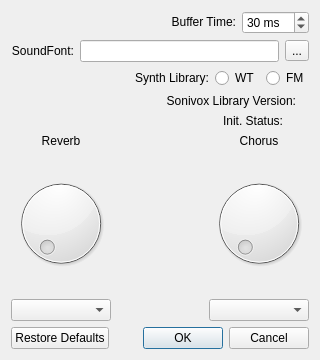
pedrolcl/drumstick, file library/widgets/sonivoxsettingsdialog.ui: the form before one commit.
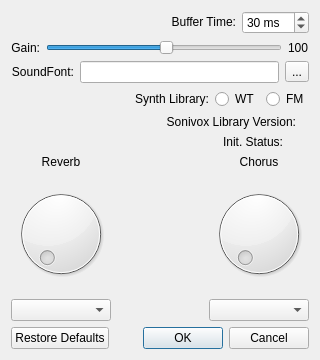
The form after the commit. Icons and pictures are not drawn.

Commit message: Add gain setting to Sonivox backend

```diff
--- a/library/widgets/sonivoxsettingsdialog.ui
+++ b/library/widgets/sonivoxsettingsdialog.ui
@@ -24,13 +24,6 @@
     <normaloff>:/icon.png</normaloff>:/icon.png</iconset>
   </property>
   <layout class="QGridLayout" name="gridLayout">
-   <item row="7" column="0">
-    <widget class="QDial" name="dial_Reverb">
-     <property name="maximum">
-      <number>32765</number>
-     </property>
-    </widget>
-   </item>
    <item row="6" column="2">
     <widget class="QLabel" name="lblChorus">
      <property name="text">
@@ -41,50 +34,6 @@
      </property>
     </widget>
    </item>
-   <item row="7" column="2">
-    <widget class="QDial" name="dial_Chorus">
-     <property name="maximum">
-      <number>32765</number>
-     </property>
-    </widget>
-   </item>
-   <item row="1" column="0" colspan="3">
-    <layout class="QHBoxLayout" name="horizontalLayout_2">
-     <item>
-      <widget class="QLabel" name="lblSoundFont">
-       <property name="text">
-        <string>SoundFont:</string>
-       </property>
-       <property name="alignment">
-        <set>Qt::AlignmentFlag::AlignRight|Qt::AlignmentFlag::AlignTrailing|Qt::AlignmentFlag::AlignVCenter</set>
-       </property>
-       <property name="buddy">
-        <cstring>soundfont_dls</cstring>
-       </property>
-      </widget>
-     </item>
-     <item>
-      <widget class="QLineEdit" name="soundfont_dls">
-       <property name="enabled">
-        <bool>true</bool>
-       </property>
-       <property name="sizePolicy">
-        <sizepolicy hsizetype="Expanding" vsizetype="Preferred">
-         <horstretch>0</horstretch>
-         <verstretch>0</verstretch>
-        </sizepolicy>
-       </property>
-      </widget>
-     </item>
-     <item>
-      <widget class="QToolButton" name="btn_soundfont">
-       <property name="text">
-        <string>...</string>
-       </property>
-      </widget>
-     </item>
-    </layout>
-   </item>
    <item row="6" column="0">
     <widget class="QLabel" name="lblReverb">
      <property name="text">
@@ -95,6 +44,19 @@
      </property>
     </widget>
    </item>
+   <item row="7" column="1">
+    <spacer name="verticalSpacer">
+     <property name="orientation">
+      <enum>Qt::Orientation::Vertical</enum>
+     </property>
+     <property name="sizeHint" stdset="0">
+      <size>
+       <width>20</width>
+       <height>90</height>
+      </size>
+     </property>
+    </spacer>
+   </item>
    <item row="0" column="0" colspan="3">
     <layout class="QHBoxLayout" name="horizontalLayout_1">
      <item>
@@ -131,91 +93,59 @@
      </item>
     </layout>
    </item>
-   <item row="7" column="1">
-    <spacer name="verticalSpacer">
-     <property name="orientation">
-      <enum>Qt::Orientation::Vertical</enum>
-     </property>
-     <property name="sizeHint" stdset="0">
-      <size>
-       <width>20</width>
-       <height>90</height>
-      </size>
-     </property>
-    </spacer>
+   <item row="2" column="0" colspan="3">
+    <layout class="QHBoxLayout" name="horizontalLayout_2">
+     <item>
+      <widget class="QLabel" name="lblSoundFont">
+       <property name="text">
+        <string>SoundFont:</string>
+       </property>
+       <property name="alignment">
+        <set>Qt::AlignmentFlag::AlignRight|Qt::AlignmentFlag::AlignTrailing|Qt::AlignmentFlag::AlignVCenter</set>
+       </property>
+       <property name="buddy">
+        <cstring>soundfont_dls</cstring>
+       </property>
+      </widget>
+     </item>
+     <item>
+      <widget class="QLineEdit" name="soundfont_dls">
+       <property name="enabled">
+        <bool>true</bool>
+       </property>
+       <property name="sizePolicy">
+        <sizepolicy hsizetype="Expanding" vsizetype="Preferred">
+         <horstretch>0</horstretch>
+         <verstretch>0</verstretch>
+        </sizepolicy>
+       </property>
+      </widget>
+     </item>
+     <item>
+      <widget class="QToolButton" name="btn_soundfont">
+       <property name="text">
+        <string>...</string>
+       </property>
+      </widget>
+     </item>
+    </layout>
    </item>
    <item row="8" column="0">
     <widget class="QComboBox" name="combo_Reverb"/>
    </item>
-   <item row="4" column="0" colspan="3">
-    <layout class="QHBoxLayout" name="horizontalLayout_3">
-     <item>
-      <widget class="QLabel" name="lblStatusLabel">
-       <property name="sizePolicy">
-        <sizepolicy hsizetype="Expanding" vsizetype="Fixed">
-         <horstretch>0</horstretch>
-         <verstretch>0</verstretch>
-        </sizepolicy>
-       </property>
-       <property name="text">
-        <string>Init. Status:</string>
-       </property>
-       <property name="alignment">
-        <set>Qt::AlignmentFlag::AlignRight|Qt::AlignmentFlag::AlignTrailing|Qt::AlignmentFlag::AlignVCenter</set>
-       </property>
-      </widget>
-     </item>
-     <item>
-      <widget class="QLabel" name="lblStatusText">
-       <property name="sizePolicy">
-        <sizepolicy hsizetype="Minimum" vsizetype="Fixed">
-         <horstretch>0</horstretch>
-         <verstretch>0</verstretch>
-        </sizepolicy>
-       </property>
-      </widget>
-     </item>
-     <item>
-      <widget class="QLabel" name="lblStatusIcon">
-       <property name="sizePolicy">
-        <sizepolicy hsizetype="Minimum" vsizetype="Fixed">
-         <horstretch>0</horstretch>
-         <verstretch>0</verstretch>
-        </sizepolicy>
-       </property>
-      </widget>
-     </item>
-    </layout>
+   <item row="7" column="2">
+    <widget class="QDial" name="dial_Chorus">
+     <property name="maximum">
+      <number>32765</number>
+     </property>
+    </widget>
    </item>
-   <item row="3" column="0" colspan="3">
-    <layout class="QHBoxLayout" name="horizontalLayout_4">
-     <item>
-      <widget class="QLabel" name="lblLibraryLabel">
-       <property name="sizePolicy">
-        <sizepolicy hsizetype="Expanding" vsizetype="Fixed">
-         <horstretch>0</horstretch>
-         <verstretch>0</verstretch>
-        </sizepolicy>
-       </property>
-       <property name="text">
-        <string>Sonivox Library Version:</string>
-       </property>
-       <property name="alignment">
-        <set>Qt::AlignmentFlag::AlignRight|Qt::AlignmentFlag::AlignTrailing|Qt::AlignmentFlag::AlignVCenter</set>
-       </property>
-      </widget>
-     </item>
-     <item>
-      <widget class="QLabel" name="lblLibraryText">
-       <property name="sizePolicy">
-        <sizepolicy hsizetype="Minimum" vsizetype="Fixed">
-         <horstretch>0</horstretch>
-         <verstretch>0</verstretch>
-        </sizepolicy>
-       </property>
-      </widget>
-     </item>
-    </layout>
+   <item row="7" column="0">
+    <widget class="QDial" name="dial_Reverb">
+     <property name="maximum">
+      <number>32765</number>
+     </property>
+    </widget>
    </item>
    <item row="9" column="0" colspan="3">
     <widget class="QDialogButtonBox" name="buttonBox">
@@ -227,10 +157,74 @@
      </property>
     </widget>
    </item>
+   <item row="1" column="0" colspan="3">
+    <layout class="QHBoxLayout" name="horizontalLayout_5">
+     <item>
+      <widget class="QLabel" name="lblGainLeft">
+       <property name="text">
+        <string>Gain:</string>
+       </property>
+       <property name="alignment">
+        <set>Qt::AlignmentFlag::AlignRight|Qt::AlignmentFlag::AlignTrailing|Qt::AlignmentFlag::AlignVCenter</set>
+       </property>
+      </widget>
+     </item>
+     <item>
+      <widget class="QSlider" name="sliderGain">
+       <property name="maximum">
+        <number>196</number>
+       </property>
+       <property name="value">
+        <number>100</number>
+       </property>
+       <property name="orientation">
+        <enum>Qt::Orientation::Horizontal</enum>
+       </property>
+      </widget>
+     </item>
+     <item>
+      <widget class="QLabel" name="lblGain">
+       <property name="text">
+        <string notr="true">100</string>
+       </property>
+      </widget>
+     </item>
+    </layout>
+   </item>
+   <item row="4" column="0" colspan="3">
+    <layout class="QHBoxLayout" name="horizontalLayout_4">
+     <item>
+      <widget class="QLabel" name="lblLibraryLabel">
+       <property name="sizePolicy">
+        <sizepolicy hsizetype="Expanding" vsizetype="Fixed">
+         <horstretch>0</horstretch>
+         <verstretch>0</verstretch>
+        </sizepolicy>
+       </property>
+       <property name="text">
+        <string>Sonivox Library Version:</string>
+       </property>
+       <property name="alignment">
+        <set>Qt::AlignmentFlag::AlignRight|Qt::AlignmentFlag::AlignTrailing|Qt::AlignmentFlag::AlignVCenter</set>
+       </property>
+      </widget>
+     </item>
+     <item>
+      <widget class="QLabel" name="lblLibraryText">
+       <property name="sizePolicy">
+        <sizepolicy hsizetype="Minimum" vsizetype="Fixed">
+         <horstretch>0</horstretch>
+         <verstretch>0</verstretch>
+        </sizepolicy>
+       </property>
+      </widget>
+     </item>
+    </layout>
+   </item>
    <item row="8" column="2">
     <widget class="QComboBox" name="combo_Chorus"/>
    </item>
-   <item row="2" column="0" colspan="3">
+   <item row="3" column="0" colspan="3">
     <layout class="QHBoxLayout" name="horizontalLayout">
      <item>
       <widget class="QLabel" name="lblSynthLib">
@@ -270,6 +264,46 @@
      </item>
     </layout>
    </item>
+   <item row="5" column="0" colspan="3">
+    <layout class="QHBoxLayout" name="horizontalLayout_3">
+     <item>
+      <widget class="QLabel" name="lblStatusLabel">
+       <property name="sizePolicy">
+        <sizepolicy hsizetype="Expanding" vsizetype="Fixed">
+         <horstretch>0</horstretch>
+         <verstretch>0</verstretch>
+        </sizepolicy>
+       </property>
+       <property name="text">
+        <string>Init. Status:</string>
+       </property>
+       <property name="alignment">
+        <set>Qt::AlignmentFlag::AlignRight|Qt::AlignmentFlag::AlignTrailing|Qt::AlignmentFlag::AlignVCenter</set>
+       </property>
+      </widget>
+     </item>
+     <item>
+      <widget class="QLabel" name="lblStatusText">
+       <property name="sizePolicy">
+        <sizepolicy hsizetype="Minimum" vsizetype="Fixed">
+         <horstretch>0</horstretch>
+         <verstretch>0</verstretch>
+        </sizepolicy>
+       </property>
+      </widget>
+     </item>
+     <item>
+      <widget class="QLabel" name="lblStatusIcon">
+       <property name="sizePolicy">
+        <sizepolicy hsizetype="Minimum" vsizetype="Fixed">
+         <horstretch>0</horstretch>
+         <verstretch>0</verstretch>
+        </sizepolicy>
+       </property>
+      </widget>
+     </item>
+    </layout>
+   </item>
   </layout>
  </widget>
  <layoutdefault spacing="6" margin="11"/>
```
Left out of the diff: 16 changed lines with no effect on the pictures. The commit also changes 6 other files.
